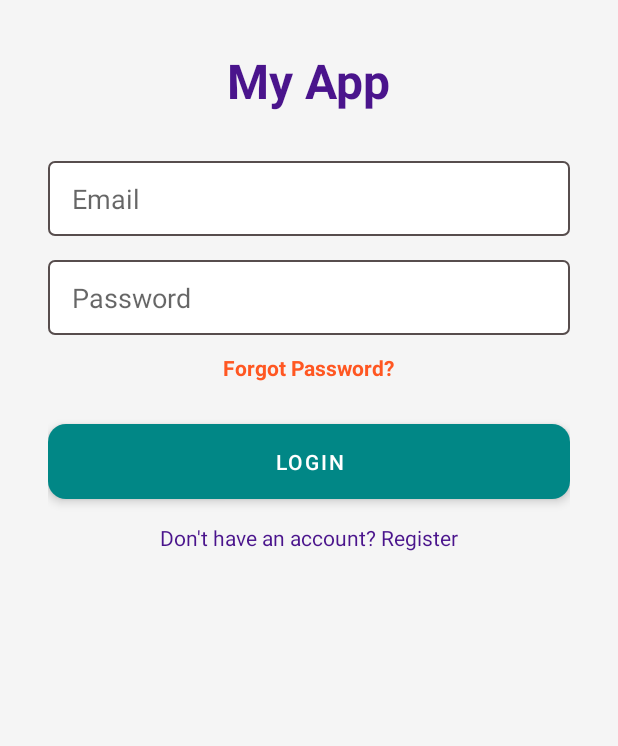
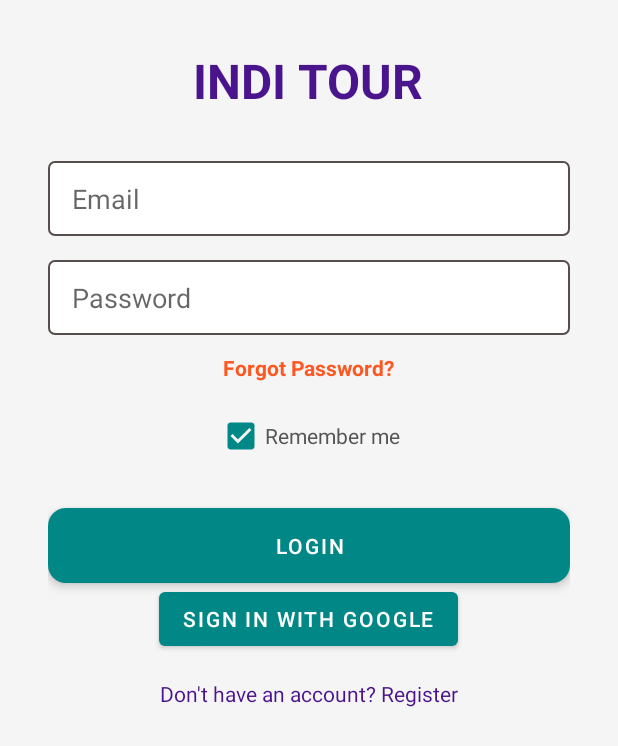
Before and after one commit to steven2400/IndiTour, an Android app: the layout activity_login.xml on its own in the app's theme, with its tools: preview values and no code run, on a phone screen of 412 x 824 dp. Shown: the top 746 px of the screen. Run offline under Robolectric (Android 15) with nearby library versions, the phone set to English and light mode, and no system bars.

```diff
--- a/app/build.gradle.kts
+++ b/app/build.gradle.kts
@@ -56,5 +56,7 @@ dependencies {
     implementation("androidx.core:core-ktx:1.17.0")
     implementation("androidx.appcompat:appcompat:1.7.1")
     implementation("com.google.android.material:material:1.11.0")
+    implementation("com.google.android.gms:play-services-auth:21.2.0")
+    implementation("com.google.firebase:firebase-auth:23.0.0")
 
 }
--- /dev/null
+++ b/app/src/main/res/drawable/rounded_bg_red.xml
@@ -0,0 +1,5 @@
+<shape xmlns:android="http://schemas.android.com/apk/res/android"
+    android:shape="oval">
+    <solid android:color="@android:color/holo_red_dark"/>
+    <size android:width="56dp" android:height="56dp"/>
+</shape>
--- a/app/src/main/res/layout/activity_login.xml
+++ b/app/src/main/res/layout/activity_login.xml
@@ -16,7 +16,7 @@
             android:id="@+id/appTitle"
             android:layout_width="wrap_content"
             android:layout_height="wrap_content"
-            android:text="My App"
+            android:text="INDI TOUR"
             android:textSize="32sp"
             android:textColor="#4A148C"
             android:textStyle="bold"
@@ -61,6 +61,15 @@
             android:background="?attr/selectableItemBackgroundBorderless"
             android:padding="4dp"/>
 
+        <CheckBox
+            android:id="@+id/rememberMeCheckBox"
+            android:layout_width="wrap_content"
+            android:layout_height="wrap_content"
+            android:text="Remember me"
+            android:checked="true"
+            android:layout_marginTop="8dp"
+            android:textColor="#555555"/>
+
         <!-- Action Button -->
         <Button
             android:id="@+id/actionButton"
@@ -72,8 +81,17 @@
             android:stateListAnimator="@null"
             android:elevation="4dp"
             android:background="@drawable/button_bg"/>
+        <!-- Remember Me -->
+
+
 
         <!-- Toggle Text (Login/Register) -->
+        <Button
+            android:id="@+id/googleSignInButton"
+            android:layout_width="wrap_content"
+            android:layout_height="wrap_content"
+            android:text="Sign in with Google" />
+
         <TextView
             android:id="@+id/toggleTextView"
             android:layout_width="wrap_content"
```
Also changed, not shown: app/src/main/AndroidManifest.xml (+8 -5 lines), app/src/main/java/com/example/inditour/LoginActivity.java (+79 -8 lines), app/src/main/java/com/example/inditour/MapsActivity.java (+16 -0 lines), app/src/main/res/drawable/ic_logout.xml (added, +11 -0 lines), app/src/main/res/layout/activity_maps.xml (+31 -9 lines), 1 other file.
